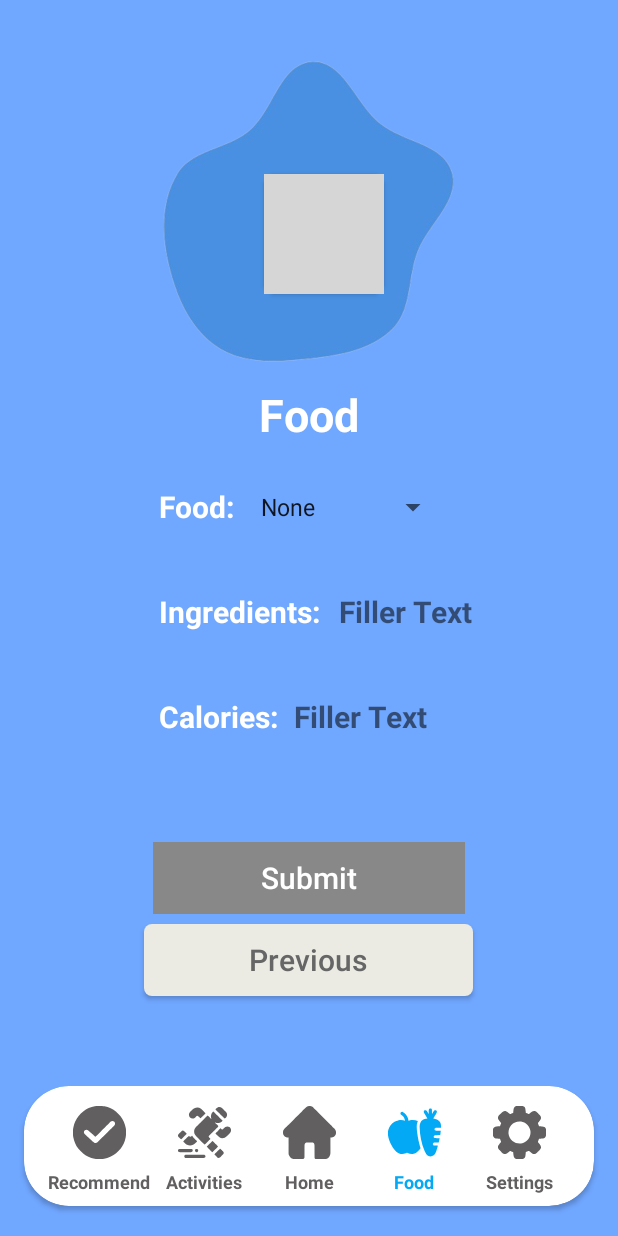
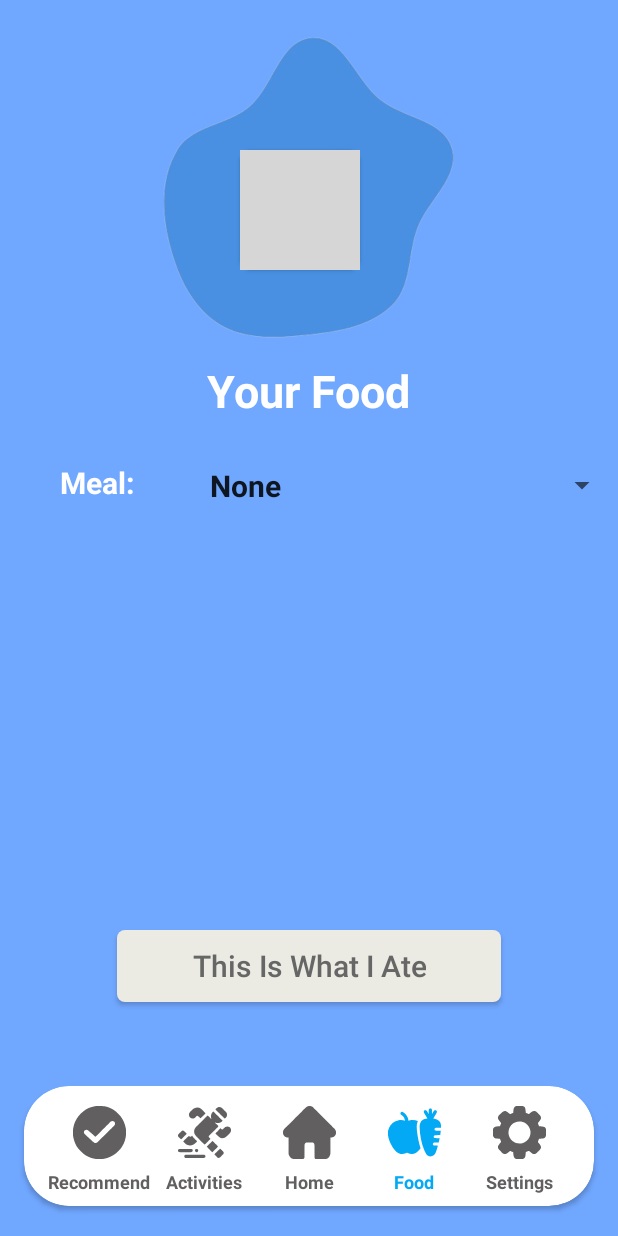
Before and after one commit to mgearhart/BetterUs_Clone, an Android app: the MainActivity screen opened directly, with no data from a screen before it, after a tap on "Food", on a phone screen of 412 x 824 dp. Run offline under Robolectric (Android 15) with nearby library versions, the light colour scheme and no system bars; our stand-ins replace Firebase (no records; nobody signed in at launch, a user with empty details on screens opened directly); 1 statement that could not run was skipped; 1 other tap on this screen came first; grey boxes are pictures that could not be loaded.

Commit message:
Added food page and added new user objects

```diff
--- /dev/null
+++ b/app/src/main/java/com/example/betterus_tutorial/pages/Food.java
@@ -0,0 +1,168 @@
+package com.example.betterus_tutorial.pages;
+
+import android.annotation.SuppressLint;
+import android.content.Context;
+import android.os.Bundle;
+import androidx.annotation.NonNull;
+import androidx.core.content.ContextCompat;
+import androidx.fragment.app.Fragment;
+import android.view.LayoutInflater;
+import android.view.View;
+import android.view.ViewGroup;
+import android.widget.AdapterView;
+import android.widget.ArrayAdapter;
+import android.widget.Button;
+import android.widget.ImageView;
+import android.widget.Spinner;
+import android.widget.TextView;
+import com.bumptech.glide.Glide;
+import com.example.betterus_tutorial.R;
+import com.example.betterus_tutorial.user.dataObjects.FoodInfo;
+import com.example.betterus_tutorial.user.dataObjects.FoodsInfo;
+import com.example.betterus_tutorial.user.dataObjects.MealInfo;
+import com.example.betterus_tutorial.user.dataObjects.MealsInfo;
+import com.google.firebase.auth.FirebaseAuth;
+import com.google.firebase.auth.FirebaseUser;
+import com.google.firebase.database.DataSnapshot;
+import com.google.firebase.database.DatabaseError;
+import com.google.firebase.database.DatabaseReference;
+import com.google.firebase.database.FirebaseDatabase;
+import com.google.firebase.database.GenericTypeIndicator;
+import com.google.firebase.database.ValueEventListener;
+import java.text.SimpleDateFormat;
+import java.util.ArrayList;
+import java.util.Date;
+
+public class Food extends Fragment {
+    // ---- VARIABLES ---- \\
+    private Button submitButton;
+    private Spinner mealSelect;
+    private TextView ingredientsText, ingredientsTextInfo;
+    private MealInfo chosenMeal;
+    private Boolean submitEnabled;
+    private ArrayList<MealInfo> obtainedMealLog;
+    private DatabaseReference userRef;
+
+    // ---- CONSTRUCTOR ---- \\
+    public Food() {} // GOOD
+
+    // ---- METHODS ---- \\
+    private void setupAndLoadInfo(){ // GOOD
+        FirebaseDatabase fireDB = FirebaseDatabase.getInstance();
+        FirebaseAuth firebaseAuth = FirebaseAuth.getInstance();
+        FirebaseUser firebaseUser = firebaseAuth.getCurrentUser();
+        this.userRef = fireDB.getReference("users").child(firebaseUser.getUid());
+
+        this.userRef.child("userLog")
+                .child("mealLog").addListenerForSingleValueEvent(new ValueEventListener(){
+            public void onDataChange(@NonNull DataSnapshot dataSnap){
+                GenericTypeIndicator<ArrayList<MealInfo>>
+                        typeIndicator = new GenericTypeIndicator<ArrayList<MealInfo>>() {};
+                obtainedMealLog = dataSnap.getValue(typeIndicator);
+            }
+
+            public void onCancelled(@NonNull DatabaseError dbError){obtainedMealLog = null;}
+        });
+    }
+
+    private void submitButtonChange(Boolean enable, Context context){ // GOOD
+        this.submitEnabled = enable;
+        this.submitButton.setBackground(ContextCompat.getDrawable(context, enable ?
+                R.drawable.button_soft_enabled_2 :
+                R.drawable.button_soft_disabled));
+        this.submitButton.setTextColor(ContextCompat.getColor(context, enable ?
+                R.color.white
+                :R.color.button_disabled_text));
+    }
+
+    private void changeInfo(boolean show, String ingredientsInfo){ // GODO
+        this.ingredientsText.setVisibility(show ? View.VISIBLE: View.GONE);
+        this.ingredientsTextInfo.setText(show ? ingredientsInfo : "");
+    }
+
+    @Override
+    public void onCreate(Bundle savedInstanceState) { // GOOD
+        super.onCreate(savedInstanceState);
+    }
+
+    private void methodBindDo(Context context){ // GOOD
+        this.submitButton.setOnClickListener(new View.OnClickListener(){
+            public void onClick(View v){
+                if(submitEnabled){
+                    if(obtainedMealLog == null) obtainedMealLog =  new ArrayList<>();
+
+                    MealInfo chosenMealCopy = new MealInfo(chosenMeal);
+                    chosenMealCopy.setDateTime((new SimpleDateFormat("yyyy-MM-dd HH:mm:ss"))
+                            .format(new Date()));
+
+                    obtainedMealLog.add(chosenMealCopy);
+                    userRef.child("userLog").child("mealLog")
+                            .setValue(obtainedMealLog);
+                }
+            }
+        });
+
+        this.mealSelect.setOnItemSelectedListener(new AdapterView.OnItemSelectedListener(){ // GOOD
+            public void onItemSelected(AdapterView<?> adapterView, View view, int pos, long l){
+                if(pos != 0){
+                    chosenMeal = MealsInfo.getInstance(context)
+                            .getMeal((String) adapterView.getItemAtPosition(pos));
+
+                    String ingredientsStr = "";
+
+                    for(String foodName: chosenMeal.getFoods()){
+                        FoodInfo food = FoodsInfo.getInstance(context).getFood(foodName);
+                        ingredientsStr +=
+                                "- " + food.getName() + ": cal.: " + food.getCalories() + "; pro.:"
+                                + food.getProtein() + "; fat: " + food.getFat() + "; carbon: "
+                                + food.getCarbohydrates() + "; fiber: " + food.getFiber() + "\n";
+                    }
+
+                    changeInfo(true, ingredientsStr);
+                    submitButtonChange(true, context);
+                    return;
+                }
+
+                changeInfo(false, "");
+                submitButtonChange(false, context);
+            }
+
+            public void onNothingSelected(AdapterView<?> adapterView){}
+        });
+    }
+
+    @Override
+    public View onCreateView(LayoutInflater inflater, ViewGroup container,
+                             Bundle savedInstanceState) { // GOOD
+        View viewRoot = inflater.inflate(R.layout.fragment_food, container, false);
+        this.submitButton = viewRoot.findViewById(R.id.submitButton);
+        this.ingredientsText = viewRoot.findViewById(R.id.ingredients);
+        this.ingredientsTextInfo = viewRoot.findViewById(R.id.ingredientsText);
+        this.mealSelect = viewRoot.findViewById(R.id.mealSelect);
+        this.submitEnabled = false;
+        this.setupAndLoadInfo();
+        this.methodBindDo(viewRoot.getContext());
+
+        // Meal options setup
+        ArrayList<String> mealOptions = new ArrayList<>();
+        mealOptions.add("None");
+
+        for(MealInfo meal: MealsInfo.getInstance(viewRoot.getContext()).getMeals().values()){
+            mealOptions.add(meal.getName());
+        }
+
+        ArrayAdapter<String> mealOptionsArrayAdapter =
+                new ArrayAdapter<>(viewRoot.getContext(), R.layout.custom_dropdown_item,
+                        R.id.textView1,
+                        mealOptions);
+
+        this.mealSelect.setAdapter(mealOptionsArrayAdapter);
+
+        // GIF setup
+        @SuppressLint({"MissingInflatedId", "LocalSuppress"})
+        ImageView gifImage = viewRoot.findViewById(R.id.gifImage);
+        Glide.with(this).load(R.drawable.food).into(gifImage);
+
+        return viewRoot;
+    }
+}
--- a/app/src/main/java/com/example/betterus_tutorial/pages/MainActivity.java
+++ b/app/src/main/java/com/example/betterus_tutorial/pages/MainActivity.java
@@ -20,10 +20,7 @@ import com.example.betterus_tutorial.tutorial.Tutorial4;
 import com.example.betterus_tutorial.tutorial.Tutorial5;
 import com.example.betterus_tutorial.user.authentication.Login;
 import com.example.betterus_tutorial.user.dataObjects.ActivityHolder;
-import com.example.betterus_tutorial.user.dataObjects.ActivityInfoLog;
-import com.example.betterus_tutorial.user.dataObjects.DailyGoal;
 import com.example.betterus_tutorial.user.dataObjects.GoalInfo;
-import com.example.betterus_tutorial.user.dataObjects.MealInfo;
 import com.example.betterus_tutorial.user.dataObjects.UserLog;
 import com.example.betterus_tutorial.user.settings.Settings;
 import com.google.firebase.auth.FirebaseAuth;
@@ -40,7 +37,6 @@ import androidx.core.content.ContextCompat;
 import androidx.core.widget.ImageViewCompat;
 import androidx.fragment.app.Fragment;
 import androidx.fragment.app.FragmentManager;
-
 import java.util.ArrayList;
 
 public class MainActivity extends AppCompatActivity {
@@ -246,7 +242,7 @@ public class MainActivity extends AppCompatActivity {
 
         this.foodButton.setOnClickListener(new View.OnClickListener(){ // GOOD
             public void onClick(View view){
-                replaceFragmentAndChangeColor(new ThirdFragment(),
+                replaceFragmentAndChangeColor(new Food(),
                         prevPageButton = ButtonWhich.FOOD);
             }
         });
--- a/app/src/main/java/com/example/betterus_tutorial/tutorial/Tutorial1.java
+++ b/app/src/main/java/com/example/betterus_tutorial/tutorial/Tutorial1.java
@@ -148,7 +148,9 @@ public class Tutorial1 extends AppCompatActivity {
         genderOptions.add("Male");
 
         ArrayAdapter<String> genderOptionsArrayAdapter =
-                new ArrayAdapter<>(this, R.layout.custom_dropdown_item, R.id.textView1, genderOptions);
+                new ArrayAdapter<>(this, R.layout.custom_dropdown_item,
+                        R.id.textView1,
+                        genderOptions);
 
         this.sexSelect.setAdapter(genderOptionsArrayAdapter);
 
--- a/app/src/main/java/com/example/betterus_tutorial/user/dataObjects/MealsInfo.java
+++ b/app/src/main/java/com/example/betterus_tutorial/user/dataObjects/MealsInfo.java
@@ -8,17 +8,17 @@ import java.io.BufferedReader;
 import java.io.InputStreamReader;
 import java.io.IOException;
 import java.util.HashMap;
-
 import android.content.Context;
 
 // Stores all fixed set of meals
 public class MealsInfo {
     private static MealsInfo instance;
-    private HashMap<String, MealInfo> meals;
+    private final HashMap<String, MealInfo> meals = new HashMap<>();
 
     // Converts all meals from JSON files to objects
     private MealsInfo(Context context){ // GOOD
         Gson gson = new Gson();
+
         try(BufferedReader reader = new BufferedReader(new InputStreamReader(context.getResources().
                 openRawResource(R.raw.meals)))){
             StringBuilder jsonContent = new StringBuilder();
--- /dev/null
+++ b/app/src/main/res/layout/fragment_food.xml
@@ -0,0 +1,113 @@
+<?xml version="1.0" encoding="utf-8"?>
+<RelativeLayout xmlns:android="http://schemas.android.com/apk/res/android"
+    xmlns:tools="http://schemas.android.com/tools"
+    android:layout_width="match_parent"
+    android:layout_height="match_parent"
+    xmlns:app="http://schemas.android.com/apk/res-auto"
+    tools:context=".pages.Food"
+    android:background="@color/tutorial_page_background"
+    >
+
+    <ImageView
+        android:id="@+id/blueBlob"
+        android:layout_width="250dp"
+        android:layout_height="250dp"
+        android:src="@drawable/blue_blob"
+        android:layout_centerHorizontal="true"
+    />
+
+    <androidx.cardview.widget.CardView
+        android:id="@+id/gifRoundCard"
+        android:layout_height="wrap_content"
+        android:layout_width="wrap_content"
+        android:layout_marginTop="100dp"
+        android:layout_marginStart="160dp"
+        app:cardCornerRadius="10dp"
+        >
+
+        <ImageView
+            android:id="@+id/gifImage"
+            android:layout_width="80dp"
+            android:layout_height="80dp"
+            android:src="@drawable/food"
+        />
+    </androidx.cardview.widget.CardView>
+
+    <TextView
+        android:id="@+id/title"
+        android:layout_width="wrap_content"
+        android:layout_height="wrap_content"
+        android:text="@string/yourFood"
+        android:textSize="30sp"
+        android:textStyle="bold"
+        android:textColor="@color/white"
+        android:layout_centerHorizontal="true"
+        android:layout_marginTop="-10dp"
+        android:layout_below="@+id/blueBlob"
+    />
+
+    <Spinner
+        android:id="@+id/mealSelect"
+        android:layout_width="wrap_content"
+        android:layout_height="wrap_content"
+        android:textSize="20sp"
+        android:textStyle="bold"
+        android:layout_marginTop="310dp"
+        android:layout_marginStart="140dp"
+    />
+
+    <TextView
+        android:id="@+id/mealText"
+        android:text="@string/meal"
+        android:layout_width="wrap_content"
+        android:layout_height="wrap_content"
+        android:textSize="20sp"
+        android:textStyle="bold"
+        android:layout_marginTop="308dp"
+        android:layout_marginStart="40dp"
+        android:textColor="@color/white"
+    />
+
+    <TextView
+        android:id="@+id/ingredients"
+        android:text="@string/ingredients"
+        android:layout_width="wrap_content"
+        android:layout_height="wrap_content"
+        android:textSize="20sp"
+        android:textStyle="bold"
+        android:layout_below="@+id/mealText"
+        android:layout_marginStart="40dp"
+        android:layout_marginTop="25dp"
+        android:textColor="@color/white"
+        android:visibility="gone"
+    />
+
+    <TextView
+        android:id="@+id/ingredientsText"
+        android:text=""
+        android:layout_width="wrap_content"
+        android:layout_height="wrap_content"
+        android:textSize="15sp"
+        android:textStyle="bold"
+        android:textColor="@color/black"
+        android:layout_below="@+id/ingredients"
+        android:layout_marginTop="5dp"
+        android:layout_marginStart="70dp"
+    />
+
+    <Button
+        android:id="@+id/submitButton"
+        android:layout_width="wrap_content"
+        android:layout_height="wrap_content"
+        android:layout_centerHorizontal="true"
+        android:paddingLeft="50dp"
+        android:paddingRight="50dp"
+        android:background="@drawable/button_soft_disabled"
+        android:layout_marginStart="20dp"
+        android:text="@string/eatButtonText"
+        android:textSize="20sp"
+        android:textAllCaps="false"
+        android:textColor="@color/button_disabled_text"
+        android:layout_marginTop="620dp"
+    />
+</RelativeLayout>
--- a/app/src/main/res/layout/fragment_third.xml
+++ b/app/src/main/res/layout/fragment_third.xml
@@ -90,7 +90,6 @@
             android:layout_marginStart="150dp"/>
     <TextView
             android:id="@+id/foodQuestion"
-            android:text="@string/foodInput"
             android:layout_width="wrap_content" android:layout_height="wrap_content"
             android:textSize="20sp"
             android:textStyle="bold"
--- a/app/src/main/res/values/strings.xml
+++ b/app/src/main/res/values/strings.xml
@@ -64,7 +64,6 @@
     <string name="caloriesBurned">Calories Burned:</string>
     <string name="ingredients">Ingredients:</string>
     <string name="calories">Calories:</string>
-    <string name="foodInput">Food:</string>
     <string name="heartRateCheck">Let\'s check your heart rate!</string>
     <string name="heartRateGood">Your heart rate looks good!</string>
     <string name="heartRateBad">Your heart rate is abnormally high, seek professional opinion!</string>
@@ -78,4 +77,7 @@
     <string name="dailyGoalsSettings">Daily Goals</string>
     <string name="health">Health</string>
     <string name="sleep">Sleep</string>
+    <string name="meal">Meal: </string>
+    <string name="yourFood">Your Food</string>
+    <string name="eatButtonText">This Is What I Ate</string>
 </resources>
```
Also changed, not shown: app/src/main/java/com/example/betterus_tutorial/user/dataObjects/ActivityInfoLog.java (+4 -8 lines), app/src/main/java/com/example/betterus_tutorial/user/dataObjects/CurrentGoalStatus.java (added, +46 -0 lines), app/src/main/java/com/example/betterus_tutorial/user/dataObjects/DailyGoal.java (+4 -7 lines), app/src/main/java/com/example/betterus_tutorial/user/dataObjects/MealInfo.java (+9 -9 lines), 24 other files.
